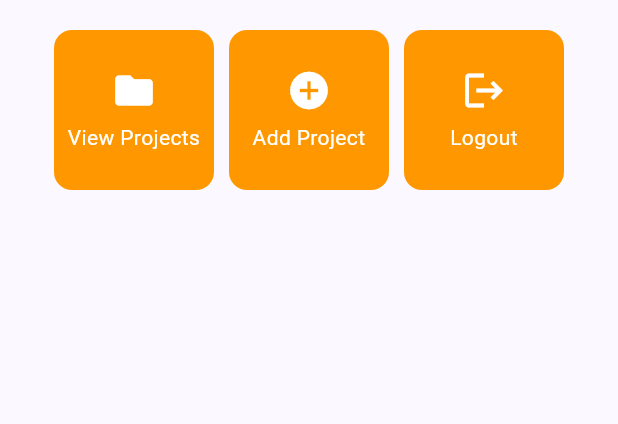
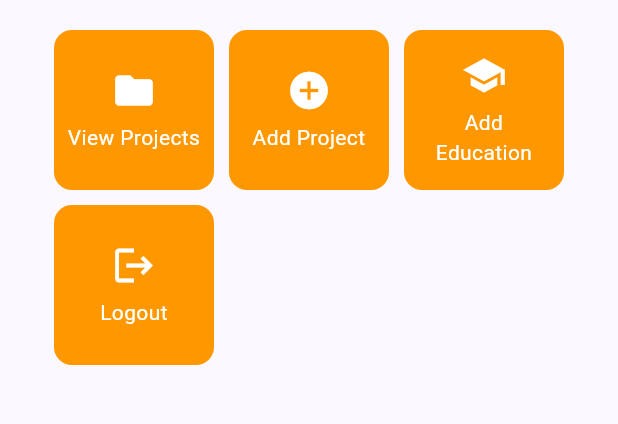
Before and after one commit to parmaung/myportofolio, a Flutter app: the screen it shows after launch, on a phone screen of 412 x 824 dp, the part 387-811 px from its top. Run offline on Flutter 3.47's test engine with Material 3 defaults, Android fonts, the phone set to English and light mode, and no system bars; our stand-ins replace material_ui.

Commit message:
Tugas 8: menambahkan action card Add Education di home yang membuka form dengan Navigator.push

```diff
--- a/myportofolio_mobile/lib/screens/menu.dart
+++ b/myportofolio_mobile/lib/screens/menu.dart
@@ -19,6 +19,7 @@ class MyHomePage extends StatelessWidget {
   final List<ItemHomepage> items = [
     ItemHomepage('View Projects', Icons.folder),
     ItemHomepage('Add Project', Icons.add_circle),
+    ItemHomepage('Add Education', Icons.school),
     ItemHomepage('Logout', Icons.logout),
   ];
 
```
Also changed, not shown: myportofolio_mobile/lib/widgets/project_card.dart (+10 -1 lines).
